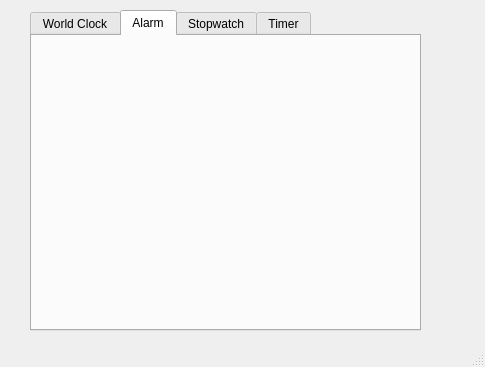
MSaberian/PyLearnThreading, file PyLearnThreadingClock/main_window.ui: the form before one commit.
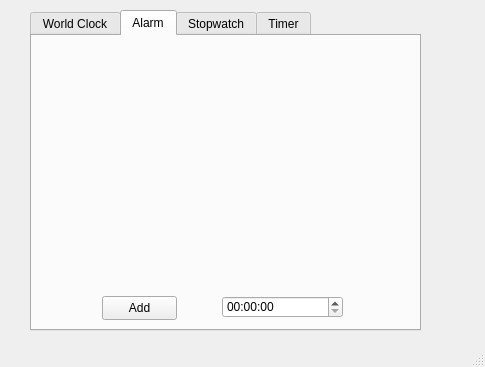
The form after the commit. The open tabs and pages were chosen to show the change.

```diff
--- a/PyLearnThreadingClock/main_window.ui
+++ b/PyLearnThreadingClock/main_window.ui
@@ -113,6 +113,40 @@
      <attribute name="title">
       <string>Alarm</string>
      </attribute>
+     <widget class="QWidget" name="layoutWidget">
+      <property name="geometry">
+       <rect>
+        <x>40</x>
+        <y>10</y>
+        <width>281</width>
+        <height>241</height>
+       </rect>
+      </property>
+      <layout class="QGridLayout" name="gl_alarms"/>
+     </widget>
+     <widget class="QTimeEdit" name="timeEdit">
+      <property name="geometry">
+       <rect>
+        <x>190</x>
+        <y>260</y>
+        <width>121</width>
+        <height>22</height>
+       </rect>
+      </property>
+     </widget>
+     <widget class="QPushButton" name="btn_addalarm">
+      <property name="geometry">
+       <rect>
+        <x>70</x>
+        <y>260</y>
+        <width>75</width>
+        <height>24</height>
+       </rect>
+      </property>
+      <property name="text">
+       <string>Add</string>
+      </property>
+     </widget>
     </widget>
     <widget class="QWidget" name="tab_3">
      <attribute name="title">
```
Left out of the diff: 2 changed lines with no effect on the pictures.
